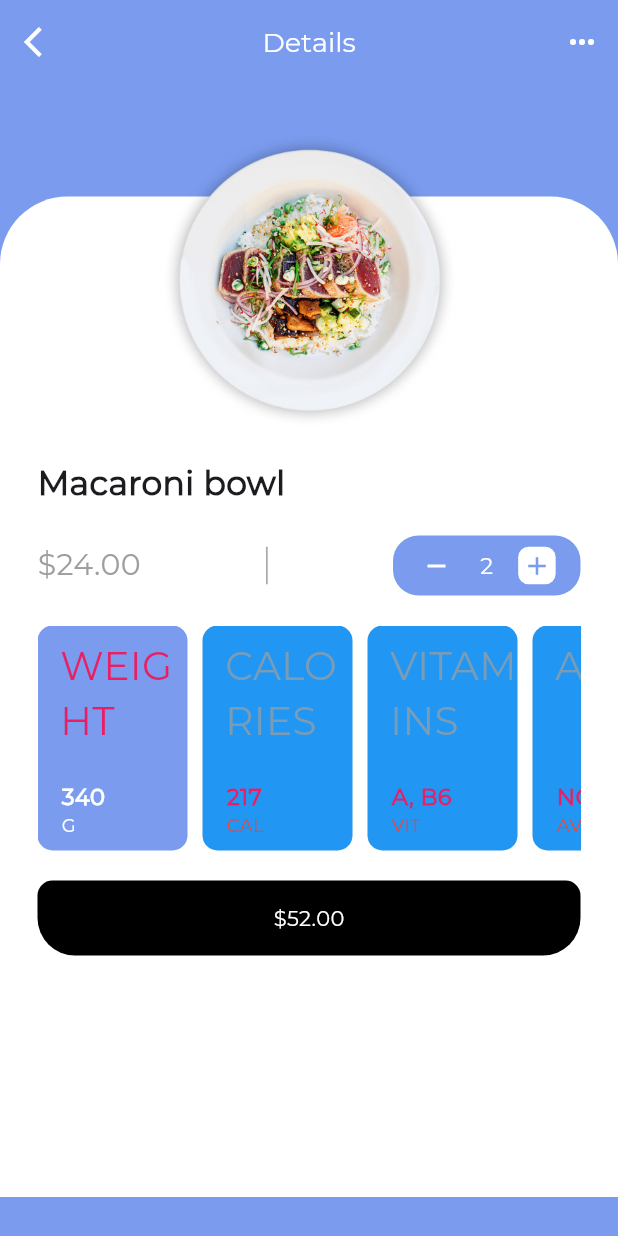
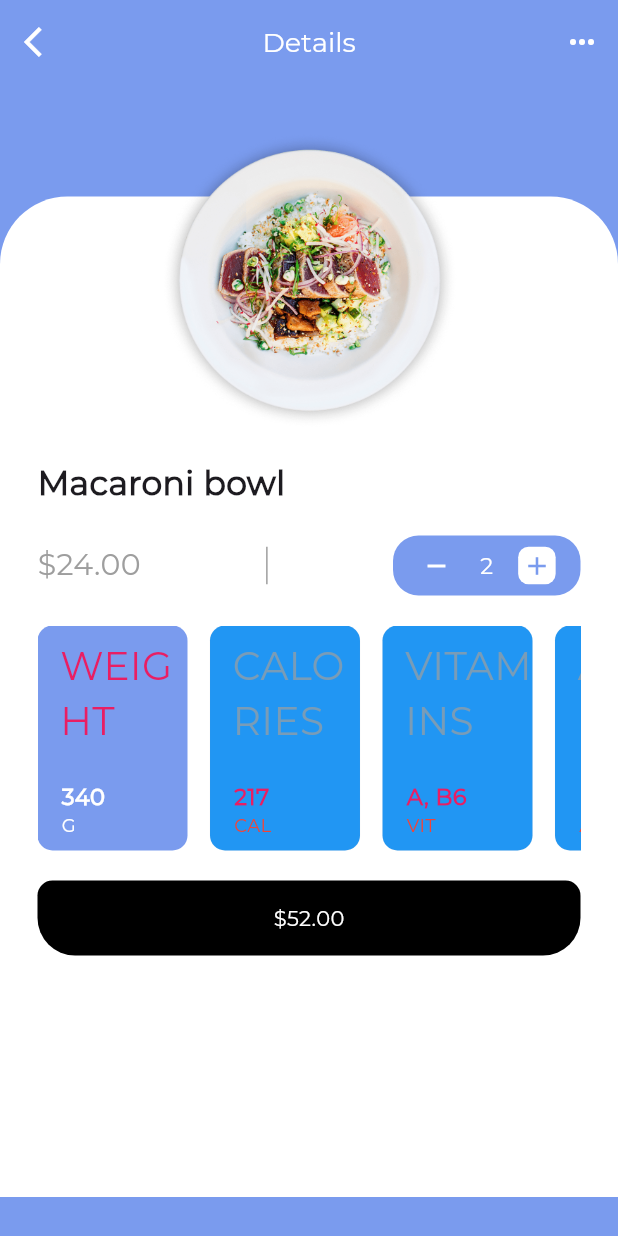
Before and after one commit to nawo6TGJD/App-CalFit-, a Flutter app: the screen it shows after launch, after a tap on "Macaroni bowl", on a phone screen of 412 x 824 dp. Run offline on Flutter 3.47's test engine with Material 3 defaults, Android fonts, the phone set to English and light mode, and no system bars; statements that could not run were skipped; project files that could hold a hidden picture were left out.

Commit message:
Update detailsPage.dart

```diff
--- a/lib/detailsPage.dart
+++ b/lib/detailsPage.dart
@@ -153,11 +153,11 @@ class _DetailsPageState extends State<DetailsPage> {
                           scrollDirection: Axis.horizontal,
                           children: <Widget>[
                             _buildInfoCard('WEIGHT', '340', 'G'),
-                            SizedBox(width: 10.0),
+                            SizedBox(width: 15.0),
                             _buildInfoCard('CALORIES', '217', 'CAL'),
-                            SizedBox(width: 10.0),
+                            SizedBox(width: 15.0),
                             _buildInfoCard('VITAMINS', 'A, B6', 'VIT'),
-                            SizedBox(width: 10.0),
+                            SizedBox(width: 15.0),
                             _buildInfoCard('AVAIL', 'NO', 'AV')
                           ],
                         )),
```
